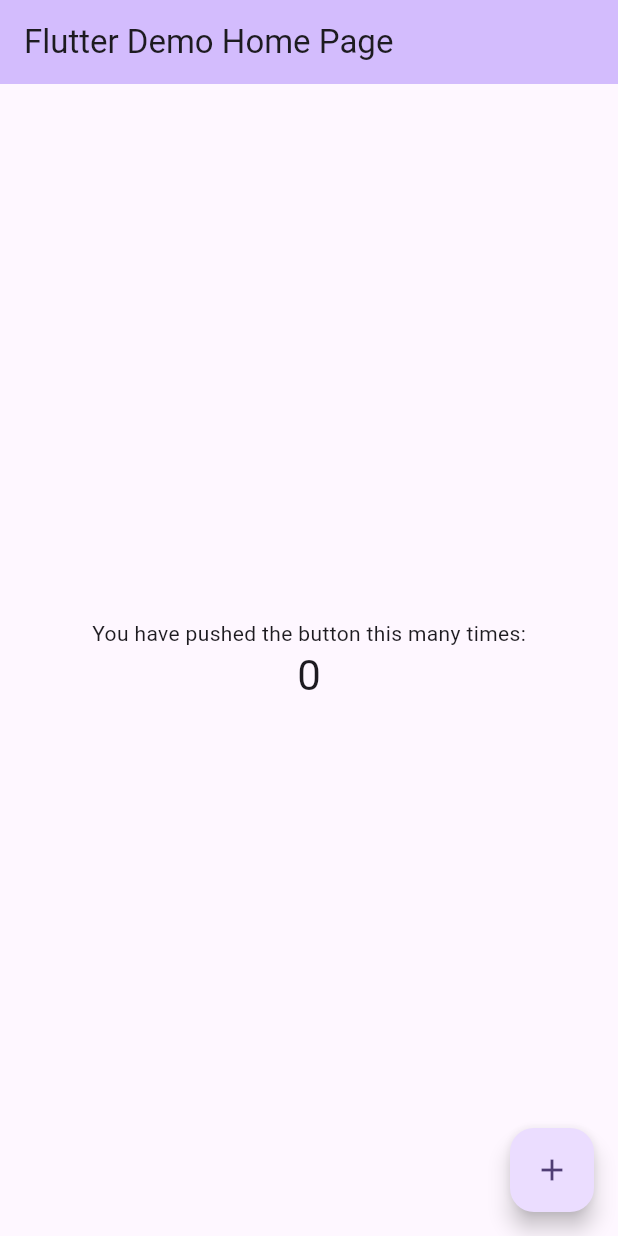
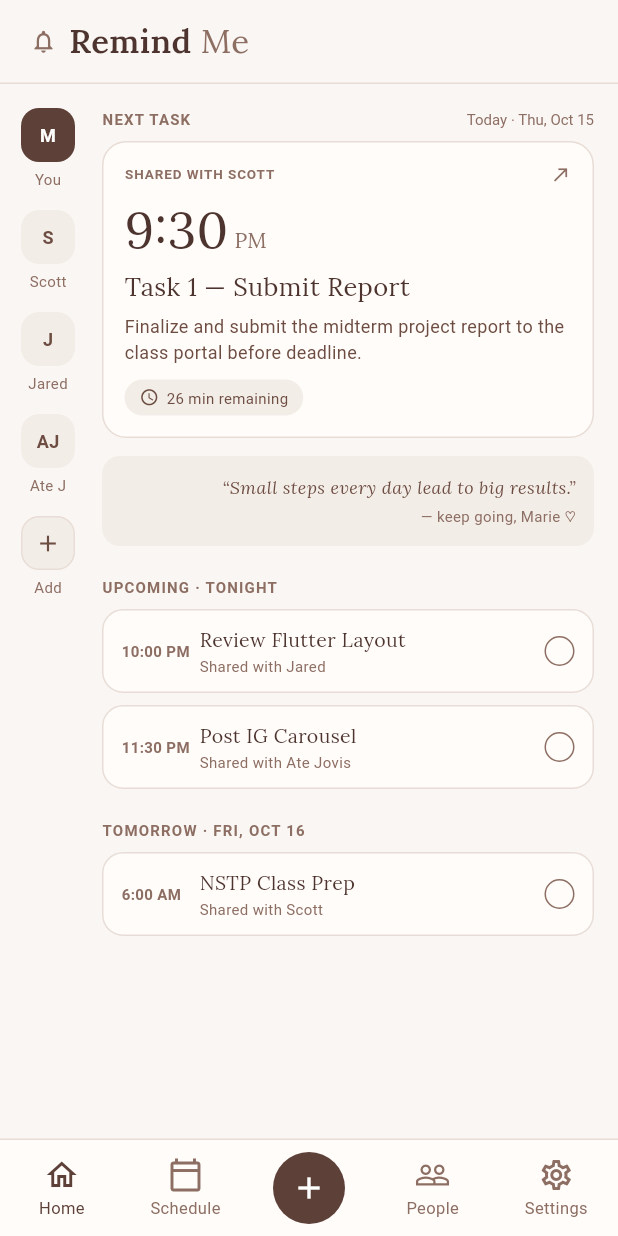
Before and after one commit to rhianmarie/shared_alarm_app, a Flutter app: the screen it shows after launch, on a phone screen of 412 x 824 dp. Run offline on Flutter 3.47's test engine with Material 3 defaults, Android fonts, the phone set to English and light mode, and no system bars; our stand-ins replace firebase_core, google_fonts; accounts and stored records are empty.

Commit message:
feat: build home screen UI with sample data

```diff
--- a/lib/main.dart
+++ b/lib/main.dart
@@ -1,4 +1,7 @@
 import 'package:flutter/material.dart';
+
+import 'screens/home_shell.dart';
+import 'theme/app_theme.dart';
 
 void main() {
   runApp(const MyApp());
@@ -7,116 +10,13 @@ void main() {
 class MyApp extends StatelessWidget {
   const MyApp({super.key});
 
-  // This widget is the root of your application.
   @override
   Widget build(BuildContext context) {
     return MaterialApp(
-      title: 'Flutter Demo',
-      theme: ThemeData(
-        // This is the theme of your application.
-        //
-        // TRY THIS: Try running your application with "flutter run". You'll see
-        // the application has a purple toolbar. Then, without quitting the app,
-        // try changing the seedColor in the colorScheme below to Colors.green
-        // and then invoke "hot reload" (save your changes or press the "hot
-        // reload" button in a Flutter-supported IDE, or press "r" if you used
-        // the command line to start the app).
-        //
-        // Notice that the counter didn't reset back to zero; the application
-        // state is not lost during the reload. To reset the state, use hot
-        // restart instead.
-        //
-        // This works for code too, not just values: Most code changes can be
-        // tested with just a hot reload.
-        colorScheme: .fromSeed(seedColor: Colors.deepPurple),
-      ),
-      home: const MyHomePage(title: 'Flutter Demo Home Page'),
+      title: 'Remind Me',
+      debugShowCheckedModeBanner: false,
+      theme: AppTheme.light,
+      home: const HomeShell(),
     );
   }
 }
-
-class MyHomePage extends StatefulWidget {
-  const MyHomePage({super.key, required this.title});
-
-  // This widget is the home page of your application. It is stateful, meaning
-  // that it has a State object (defined below) that contains fields that affect
-  // how it looks.
-
-  // This class is the configuration for the state. It holds the values (in this
-  // case the title) provided by the parent (in this case the App widget) and
-  // used by the build method of the State. Fields in a Widget subclass are
-  // always marked "final".
-
-  final String title;
-
-  @override
-  State<MyHomePage> createState() => _MyHomePageState();
-}
-
-class _MyHomePageState extends State<MyHomePage> {
-  int _counter = 0;
-
-  void _incrementCounter() {
-    setState(() {
-      // This call to setState tells the Flutter framework that something has
-      // changed in this State, which causes it to rerun the build method below
-      // so that the display can reflect the updated values. If we changed
-      // _counter without calling setState(), then the build method would not be
-      // called again, and so nothing would appear to happen.
-      _counter++;
-    });
-  }
-
-  @override
-  Widget build(BuildContext context) {
-    // This method is rerun every time setState is called, for instance as done
-    // by the _incrementCounter method above.
-    //
-    // The Flutter framework has been optimized to make rerunning build methods
-    // fast, so that you can just rebuild anything that needs updating rather
-    // than having to individually change instances of widgets.
-    return Scaffold(
-      appBar: AppBar(
-        // TRY THIS: Try changing the color here to a specific color (to
-        // Colors.amber, perhaps?) and trigger a hot reload to see the AppBar
-        // change color while the other colors stay the same.
-        backgroundColor: Theme.of(context).colorScheme.inversePrimary,
-        // Here we take the value from the MyHomePage object that was created by
-        // the App.build method, and use it to set our appbar title.
-        title: Text(widget.title),
-      ),
-      body: Center(
-        // Center is a layout widget. It takes a single child and positions it
-        // in the middle of the parent.
-        child: Column(
-          // Column is also a layout widget. It takes a list of children and
-          // arranges them vertically. By default, it sizes itself to fit its
-          // children horizontally, and tries to be as tall as its parent.
-          //
-          // Column has various properties to control how it sizes itself and
-          // how it positions its children. Here we use mainAxisAlignment to
-          // center the children vertically; the main axis here is the vertical
-          // axis because Columns are vertical (the cross axis would be
-          // horizontal).
-          //
-          // TRY THIS: Invoke "debug painting" (choose the "Toggle Debug Paint"
-          // action in the IDE, or press "p" in the console), to see the
-          // wireframe for each widget.
-          mainAxisAlignment: .center,
-          children: [
-            const Text('You have pushed the button this many times:'),
-            Text(
-              '$_counter',
-              style: Theme.of(context).textTheme.headlineMedium,
-            ),
-          ],
-        ),
-      ),
-      floatingActionButton: FloatingActionButton(
-        onPressed: _incrementCounter,
-        tooltip: 'Increment',
-        child: const Icon(Icons.add),
-      ),
-    );
-  }
-}
--- /dev/null
+++ b/lib/models/reminder.dart
@@ -0,0 +1,14 @@
+class Reminder {
+  final String
+  time; // plain text for now, we'll switch to DateTime when we add real alarms
+  final String title;
+  final String sharedWith;
+  final bool done;
+
+  const Reminder({
+    required this.time,
+    required this.title,
+    required this.sharedWith,
+    this.done = false,
+  });
+}
--- /dev/null
+++ b/lib/screens/home_screen.dart
@@ -0,0 +1,395 @@
+import 'package:flutter/material.dart';
+
+import '../models/reminder.dart';
+import '../theme/app_theme.dart';
+
+// Fake data for now. We'll replace it with real data later.
+const _tonight = [
+  Reminder(
+    time: '10:00 PM',
+    title: 'Review Flutter Layout',
+    sharedWith: 'Jared',
+  ),
+  Reminder(
+    time: '11:30 PM',
+    title: 'Post IG Carousel',
+    sharedWith: 'Ate Jovis',
+  ),
+];
+
+const _tomorrow = [
+  Reminder(time: '6:00 AM', title: 'NSTP Class Prep', sharedWith: 'Scott'),
+];
+
+class HomeScreen extends StatelessWidget {
+  const HomeScreen({super.key});
+
+  @override
+  Widget build(BuildContext context) {
+    return SafeArea(
+      child: Column(
+        children: [
+          const _Header(),
+          Expanded(
+            child: Row(
+              crossAxisAlignment: CrossAxisAlignment.start,
+              children: const [
+                _PeopleRail(),
+                Expanded(child: _Feed()),
+              ],
+            ),
+          ),
+        ],
+      ),
+    );
+  }
+}
+
+// ---------- Header ----------
+
+class _Header extends StatelessWidget {
+  const _Header();
+
+  @override
+  Widget build(BuildContext context) {
+    return Container(
+      width: double.infinity,
+      padding: const EdgeInsets.fromLTRB(20, 12, 20, 12),
+      decoration: const BoxDecoration(
+        border: Border(bottom: BorderSide(color: AppColors.border)),
+      ),
+      child: Row(
+        children: [
+          const Icon(
+            Icons.notifications_none,
+            size: 18,
+            color: AppColors.textMuted,
+          ),
+          const SizedBox(width: 8),
+          Text.rich(
+            TextSpan(
+              children: [
+                TextSpan(
+                  text: 'Remind ',
+                  style: AppTheme.heading(size: 22, weight: FontWeight.w600),
+                ),
+                TextSpan(
+                  text: 'Me',
+                  style: AppTheme.heading(size: 22, color: AppColors.textMuted),
+                ),
+              ],
+            ),
+          ),
+        ],
+      ),
+    );
+  }
+}
+
+// ---------- Left rail of people ----------
+
+class _PeopleRail extends StatelessWidget {
+  const _PeopleRail();
+
+  @override
+  Widget build(BuildContext context) {
+    return const SizedBox(
+      width: 64,
+      child: Padding(
+        padding: EdgeInsets.only(top: 16),
+        child: Column(
+          children: [
+            _PersonChip(initial: 'M', label: 'You', selected: true),
+            _PersonChip(initial: 'S', label: 'Scott'),
+            _PersonChip(initial: 'J', label: 'Jared'),
+            _PersonChip(initial: 'AJ', label: 'Ate J'),
+            _PersonChip(initial: '', label: 'Add', isAdd: true),
+          ],
+        ),
+      ),
+    );
+  }
+}
+
+class _PersonChip extends StatelessWidget {
+  final String initial;
+  final String label;
+  final bool selected;
+  final bool isAdd;
+
+  const _PersonChip({
+    required this.initial,
+    required this.label,
+    this.selected = false,
+    this.isAdd = false,
+  });
+
+  @override
+  Widget build(BuildContext context) {
+    return Padding(
+      padding: const EdgeInsets.only(bottom: 14),
+      child: Column(
+        children: [
+          Container(
+            width: 36,
+            height: 36,
+            alignment: Alignment.center,
+            decoration: BoxDecoration(
+              color: selected ? AppColors.primary : AppColors.surfaceSoft,
+              borderRadius: BorderRadius.circular(12),
+              border: isAdd ? Border.all(color: AppColors.border) : null,
+            ),
+            child: isAdd
+                ? const Icon(Icons.add, size: 18, color: AppColors.textBody)
+                : Text(
+                    initial,
+                    style: TextStyle(
+                      fontSize: 12,
+                      fontWeight: FontWeight.w600,
+                      color: selected ? Colors.white : AppColors.textBody,
+                    ),
+                  ),
+          ),
+          const SizedBox(height: 4),
+          Text(
+            label,
+            style: const TextStyle(fontSize: 10, color: AppColors.textMuted),
+          ),
+        ],
+      ),
+    );
+  }
+}
+
+// ---------- Main feed ----------
+
+class _Feed extends StatelessWidget {
+  const _Feed();
+
+  @override
+  Widget build(BuildContext context) {
+    return ListView(
+      padding: const EdgeInsets.fromLTRB(4, 16, 16, 24),
+      children: [
+        const _SectionLabel('NEXT TASK', trailing: 'Today · Thu, Oct 15'),
+        const SizedBox(height: 8),
+        const _NextTaskCard(),
+        const SizedBox(height: 12),
+        const _QuoteBox(),
+        const SizedBox(height: 20),
+        const _SectionLabel('UPCOMING · TONIGHT'),
+        const SizedBox(height: 8),
+        for (final r in _tonight) ...[
+          _ReminderTile(reminder: r),
+          const SizedBox(height: 8),
+        ],
+        const SizedBox(height: 12),
+        const _SectionLabel('TOMORROW · FRI, OCT 16'),
+        const SizedBox(height: 8),
+        for (final r in _tomorrow) ...[
+          _ReminderTile(reminder: r),
+          const SizedBox(height: 8),
+        ],
+      ],
+    );
+  }
+}
+
+class _SectionLabel extends StatelessWidget {
+  final String text;
+  final String? trailing;
+
+  const _SectionLabel(this.text, {this.trailing});
+
+  @override
+  Widget build(BuildContext context) {
+    const style = TextStyle(
+      fontSize: 10,
+      fontWeight: FontWeight.w600,
+      letterSpacing: 0.8,
+      color: AppColors.textMuted,
+    );
+    return Row(
+      mainAxisAlignment: MainAxisAlignment.spaceBetween,
+      children: [
+        Text(text, style: style),
+        if (trailing != null)
+          Text(
+            trailing!,
+            style: style.copyWith(
+              fontWeight: FontWeight.w400,
+              letterSpacing: 0,
+            ),
+          ),
+      ],
+    );
+  }
+}
+
+class _NextTaskCard extends StatelessWidget {
+  const _NextTaskCard();
+
+  @override
+  Widget build(BuildContext context) {
+    return Container(
+      padding: const EdgeInsets.all(14),
+      decoration: BoxDecoration(
+        color: AppColors.surface,
+        borderRadius: BorderRadius.circular(16),
+        border: Border.all(color: AppColors.border),
+      ),
+      child: Column(
+        crossAxisAlignment: CrossAxisAlignment.start,
+        children: [
+          const Row(
+            mainAxisAlignment: MainAxisAlignment.spaceBetween,
+            children: [
+              Text(
+                'SHARED WITH SCOTT',
+                style: TextStyle(
+                  fontSize: 9,
+                  fontWeight: FontWeight.w600,
+                  letterSpacing: 0.6,
+                  color: AppColors.textMuted,
+                ),
+              ),
+              Icon(Icons.north_east, size: 14, color: AppColors.textMuted),
+            ],
+          ),
+          const SizedBox(height: 6),
+          Text.rich(
+            TextSpan(
+              children: [
+                TextSpan(text: '9:30', style: AppTheme.heading(size: 34)),
+                TextSpan(
+                  text: ' PM',
+                  style: AppTheme.heading(size: 14, color: AppColors.textMuted),
+                ),
+              ],
+            ),
+          ),
+          const SizedBox(height: 2),
+          Text('Task 1 — Submit Report', style: AppTheme.heading(size: 17)),
+          const SizedBox(height: 6),
+          const Text(
+            'Finalize and submit the midterm project report to the class portal before deadline.',
+            style: TextStyle(
+              fontSize: 12,
+              height: 1.4,
+              color: AppColors.textBody,
+            ),
+          ),
+          const SizedBox(height: 10),
+          Container(
+            padding: const EdgeInsets.symmetric(horizontal: 10, vertical: 5),
+            decoration: BoxDecoration(
+              color: AppColors.surfaceSoft,
+              borderRadius: BorderRadius.circular(20),
+            ),
+            child: const Row(
+              mainAxisSize: MainAxisSize.min,
+              children: [
+                Icon(Icons.access_time, size: 13, color: AppColors.textBody),
+                SizedBox(width: 5),
+                Text(
+                  '26 min remaining',
+                  style: TextStyle(fontSize: 10, color: AppColors.textBody),
+                ),
+              ],
+            ),
+          ),
+        ],
+      ),
+    );
+  }
+}
+
+class _QuoteBox extends StatelessWidget {
+  const _QuoteBox();
+
+  @override
+  Widget build(BuildContext context) {
+    return Container(
+      width: double.infinity,
+      padding: const EdgeInsets.all(12),
+      decoration: BoxDecoration(
+        color: AppColors.surfaceSoft,
+        borderRadius: BorderRadius.circular(12),
+      ),
+      child: Column(
+        crossAxisAlignment: CrossAxisAlignment.end,
+        children: [
+          Text(
+            '“Small steps every day lead to big results.”',
+            style: AppTheme.heading(
+              size: 12,
+              color: AppColors.textBody,
+            ).copyWith(fontStyle: FontStyle.italic),
+          ),
+          const SizedBox(height: 4),
+          const Text(
+            '— keep going, Marie ♡',
+            style: TextStyle(fontSize: 10, color: AppColors.textMuted),
+          ),
+        ],
+      ),
+    );
+  }
+}
+
+class _ReminderTile extends StatelessWidget {
+  final Reminder reminder;
+
+  const _ReminderTile({required this.reminder});
+
+  @override
+  Widget build(BuildContext context) {
+    return Container(
+      padding: const EdgeInsets.symmetric(horizontal: 12, vertical: 10),
+      decoration: BoxDecoration(
+        color: AppColors.surface,
+        borderRadius: BorderRadius.circular(14),
+        border: Border.all(color: AppColors.border),
+      ),
+      child: Row(
+        children: [
+          SizedBox(
+            width: 52,
+            child: Text(
+              reminder.time,
+              style: const TextStyle(
+                fontSize: 10,
+                fontWeight: FontWeight.w600,
+                color: AppColors.textMuted,
+              ),
+            ),
+          ),
+          Expanded(
+            child: Column(
+              crossAxisAlignment: CrossAxisAlignment.start,
+              children: [
+                Text(reminder.title, style: AppTheme.heading(size: 13)),
+                const SizedBox(height: 2),
+                Text(
+                  'Shared with ${reminder.sharedWith}',
+                  style: const TextStyle(
+                    fontSize: 10,
+                    color: AppColors.textMuted,
+                  ),
+                ),
+              ],
+            ),
+          ),
+          Container(
+            width: 20,
+            height: 20,
+            decoration: BoxDecoration(
+              shape: BoxShape.circle,
+              border: Border.all(color: AppColors.textMuted),
+            ),
+          ),
+        ],
+      ),
+    );
+  }
+}
--- /dev/null
+++ b/lib/screens/home_shell.dart
@@ -0,0 +1,96 @@
+import 'home_screen.dart';
+
+import 'package:flutter/material.dart';
+
+import '../theme/app_theme.dart';
+import 'placeholder_screen.dart';
+
+class HomeShell extends StatefulWidget {
+  const HomeShell({super.key});
+
+  @override
+  State<HomeShell> createState() => _HomeShellState();
+}
+
+class _HomeShellState extends State<HomeShell> {
+  int _index = 0;
+
+  final _pages = const [
+    HomeScreen(),
+
+    PlaceholderScreen(title: 'Schedule'),
+    PlaceholderScreen(title: 'People'),
+    PlaceholderScreen(title: 'Settings'),
+  ];
+
+  void _openAddReminder() {
+    Navigator.of(context).push(
+      MaterialPageRoute(
+        builder: (_) => Scaffold(
+          appBar: AppBar(title: const Text('Add reminder')),
+          body: const PlaceholderScreen(title: 'Add reminder'),
+        ),
+      ),
+    );
+  }
+
+  @override
+  Widget build(BuildContext context) {
+    return Scaffold(
+      body: IndexedStack(index: _index, children: _pages),
+      bottomNavigationBar: Container(
+        decoration: const BoxDecoration(
+          color: AppColors.surface,
+          border: Border(top: BorderSide(color: AppColors.border)),
+        ),
+        child: SafeArea(
+          child: SizedBox(
+            height: 64,
+            child: Row(
+              children: [
+                _navItem(0, Icons.home_outlined, 'Home'),
+                _navItem(1, Icons.calendar_today_outlined, 'Schedule'),
+                Expanded(
+                  child: Center(
+                    child: GestureDetector(
+                      onTap: _openAddReminder,
+                      child: Container(
+                        width: 48,
+                        height: 48,
+                        decoration: const BoxDecoration(
+                          color: AppColors.primary,
+                          shape: BoxShape.circle,
+                        ),
+                        child: const Icon(Icons.add, color: Colors.white),
+                      ),
+                    ),
+                  ),
+                ),
+                _navItem(2, Icons.people_outline, 'People'),
+                _navItem(3, Icons.settings_outlined, 'Settings'),
+              ],
+            ),
+          ),
+        ),
+      ),
+    );
+  }
+
+  Widget _navItem(int i, IconData icon, String label) {
+    final selected = _index == i;
+    final color = selected ? AppColors.primary : AppColors.textMuted;
+    return Expanded(
+      child: InkWell(
+        onTap: () => setState(() => _index = i),
+        child: Column(
+          mainAxisAlignment: MainAxisAlignment.center,
+          children: [
+            Icon(icon, color: color),
+            const SizedBox(height: 2),
+            Text(label, style: TextStyle(fontSize: 11, color: color)),
+          ],
+        ),
+      ),
+    );
+  }
+}
--- /dev/null
+++ b/lib/screens/placeholder_screen.dart
@@ -0,0 +1,20 @@
+import 'package:flutter/material.dart';
+
+import '../theme/app_theme.dart';
+
+class PlaceholderScreen extends StatelessWidget {
+  final String title;
+  const PlaceholderScreen({super.key, required this.title});
+
+  @override
+  Widget build(BuildContext context) {
+    return SafeArea(
+      child: Center(
+        child: Text(
+          title,
+          style: const TextStyle(fontSize: 28, color: AppColors.textDark),
+        ),
+      ),
+    );
+  }
+}
--- /dev/null
+++ b/lib/theme/app_theme.dart
@@ -0,0 +1,63 @@
+import 'package:flutter/material.dart';
+import 'package:google_fonts/google_fonts.dart';
+
+class AppColors {
+  // Backgrounds
+  static const background = Color(0xFFFAF6F3);
+  static const surface = Color(0xFFFFFCFA);
+  static const surfaceSoft = Color(0xFFF3EDE8);
+
+  // Lines
+  static const border = Color(0xFFE8DDD6);
+
+  // Browns
+  static const primary = Color(0xFF5D4037);
+  static const textDark = Color(0xFF3E2723);
+  static const brown800 = Color(0xFF4E342E);
+  static const textBody = Color(0xFF6D4C41);
+  static const accent = Color(0xFF795548);
+  static const textMuted = Color(0xFF8D6E63);
+}
+
+class AppTheme {
+  /// Serif style (Lora) for titles like "Remind Me", "Schedule", "9:30".
+  static TextStyle heading({
+    double size = 21,
+    Color color = AppColors.brown800,
+    FontWeight weight = FontWeight.w400,
+  }) {
+    return GoogleFonts.lora(
+      fontSize: size,
+      height: 1.4,
+      color: color,
+      fontWeight: weight,
+    );
+  }
+
+  static ThemeData get light {
+    final scheme =
+        ColorScheme.fromSeed(
+          seedColor: AppColors.primary,
+          brightness: Brightness.light,
+        ).copyWith(
+          primary: AppColors.primary,
+          onPrimary: Colors.white,
+          surface: AppColors.surface,
+          onSurface: AppColors.textDark,
+          outline: AppColors.border,
+        );
+
+    final base = ThemeData.light().textTheme;
+
+    return ThemeData(
+      useMaterial3: true,
+      colorScheme: scheme,
+      scaffoldBackgroundColor: AppColors.background,
+      dividerColor: AppColors.border,
+      textTheme: base.apply(
+        bodyColor: AppColors.textDark,
+        displayColor: AppColors.textDark,
+      ),
+    );
+  }
+}
```
Also changed, not shown: pubspec.yaml (+7 -1 lines), pubspec.lock, 4 other files.
